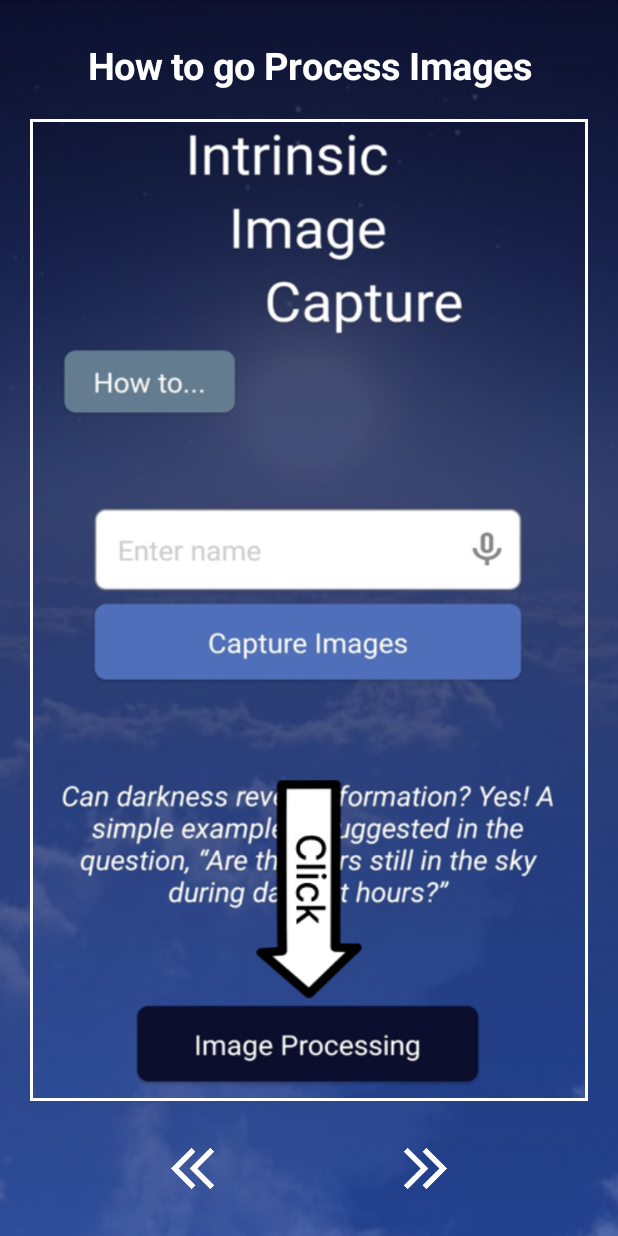
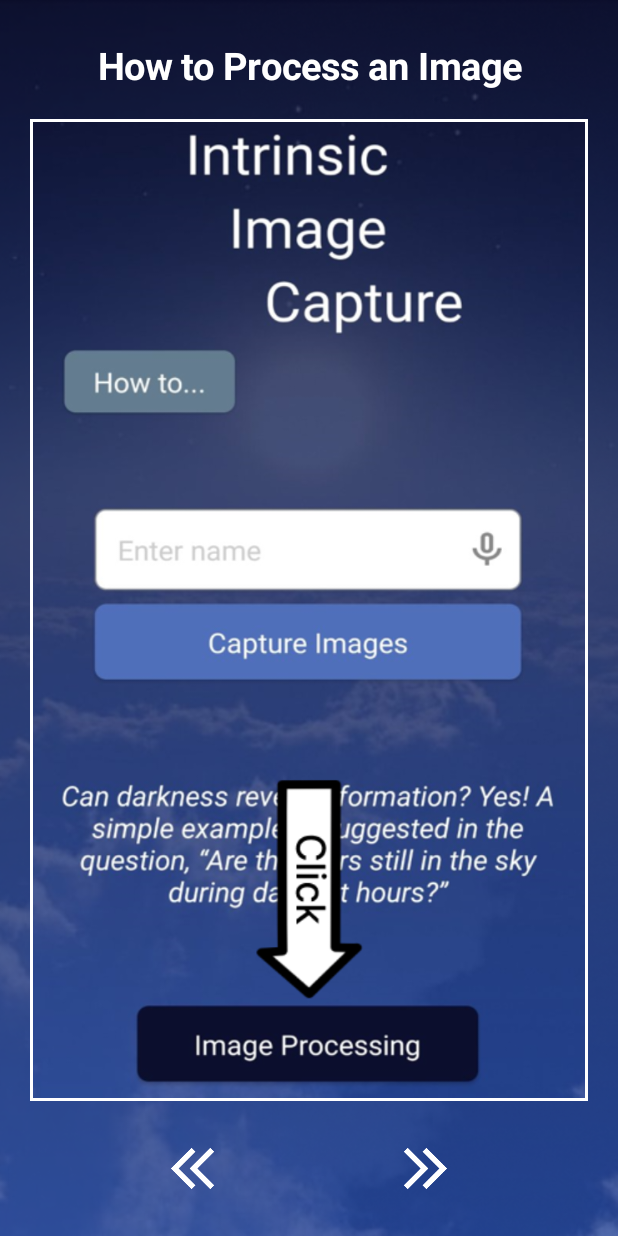
Before and after one commit to NikolaGocic/IntrinsicImageCapture, an Android app built with Jetpack Compose: the ProcessingGallery screen opened directly, with no data from a screen before it, on a phone screen of 412 x 824 dp. Run offline under Robolectric (Android 15) with nearby library versions, the phone set to English and light mode, and no system bars.

Commit message:
Final Version

```diff
--- a/app/src/main/java/com/studiog/intrinsicimagecapture/MainActivity.kt
+++ b/app/src/main/java/com/studiog/intrinsicimagecapture/MainActivity.kt
@@ -124,6 +124,8 @@ class MainActivity : ComponentActivity() {
         this.imageName = name
     }
 
+
+
     fun saveImage(bitmap:Bitmap,name:String) {
         try {
             val dir: File = File(Environment.getExternalStoragePublicDirectory(Environment.DIRECTORY_PICTURES).toString()+"/Intrinsic")
@@ -201,6 +203,7 @@ class MainActivity : ComponentActivity() {
                 saveImage(rotate(bitmap, orientation!!), "D_$imageName.jpeg")
             }
 
+            setName("")
             showDialog("$imageName image pair saved to Pictures>Intrinsic!")
         }
 
--- a/app/src/main/java/com/studiog/intrinsicimagecapture/ui/ProcessingGallery.kt
+++ b/app/src/main/java/com/studiog/intrinsicimagecapture/ui/ProcessingGallery.kt
@@ -39,7 +39,7 @@ fun ProcessingGallery(processingGallery: ProcessingGallery){
         var picture = remember { mutableStateOf(1) }
 
         Text(
-            text = "How to go Process Images",
+            text = "How to Process an Image",
             style = TextStyle(color = Color.White),
             fontSize = TextUnit(25F, TextUnitType.Sp),
             fontWeight = FontWeight.Bold,
--- a/app/src/main/res/values/strings.xml
+++ b/app/src/main/res/values/strings.xml
@@ -10,5 +10,5 @@
     <string name="hello_first_fragment">Hello first fragment</string>
     <string name="hello_second_fragment">Hello second fragment. Arg: %1$s</string>
     <string name="paragraf1">Intrinsic Imaging is a method of removing all the illumination components from an image to reveal details that were previously hidden. This is accomplished by obtaining an image set of Focused and a Diffused images of the same field of view. These images are processed by subtracting the Diffused image from the Focused image producing the Intrinsic Image.</string>
-    <string name="paragraf2">The Tutorial videos in this App demonstrates how to attach the Diffuser to the cell phone and how to take the Focused and Diffused image sets. The three operations of this App to <b>name, obtain and process</b> the image sets is shown in a series screenshots.</string>
+    <string name="paragraf2">The Tutorial videos in this App demonstrates how to attach the Diffuser to the cell phone and how to take the Focused and Diffused image sets. The three operations of this App to <b>name, obtain and process</b> the image sets are shown in a series screenshots.</string>
 </resources>
```
Also changed, not shown: app/src/main/java/com/studiog/intrinsicimagecapture/ui/MainScreen.kt (+3 -6 lines), app/src/main/res/drawable/gallery_1.png, app/src/main/res/drawable/gallery_4.png, app/src/main/res/drawable/gallery_5.png, app/src/main/res/drawable/gallery_6.png.
